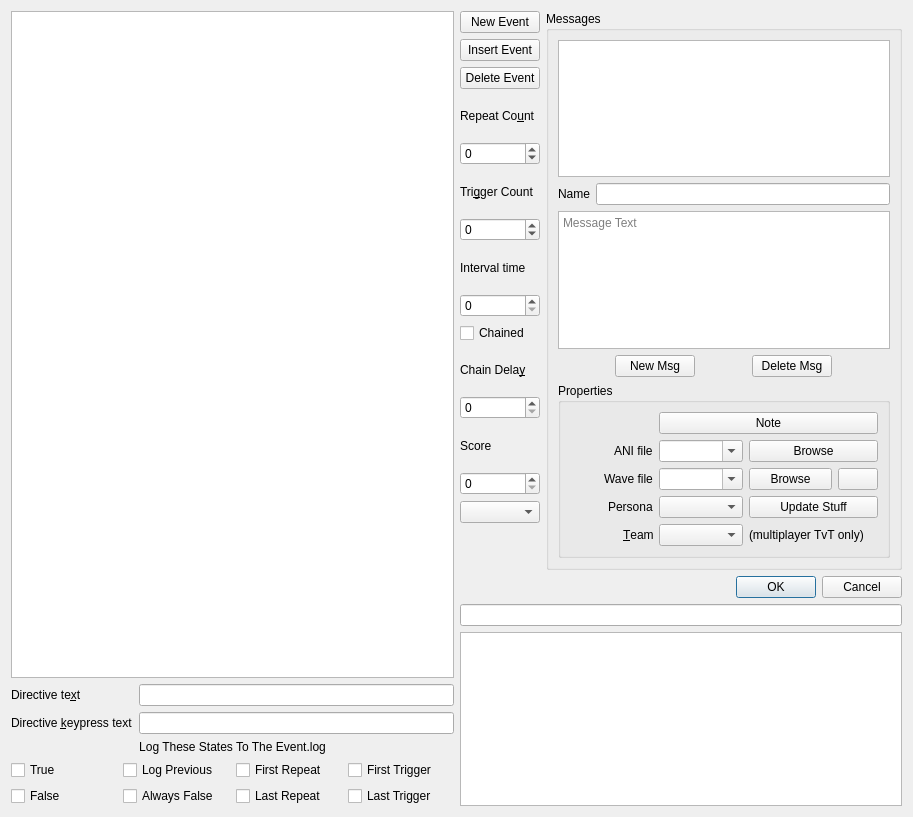
scp-fs2open/fs2open.github.com, file qtfred/ui/MissionEventsDialog.ui: the form before one commit.
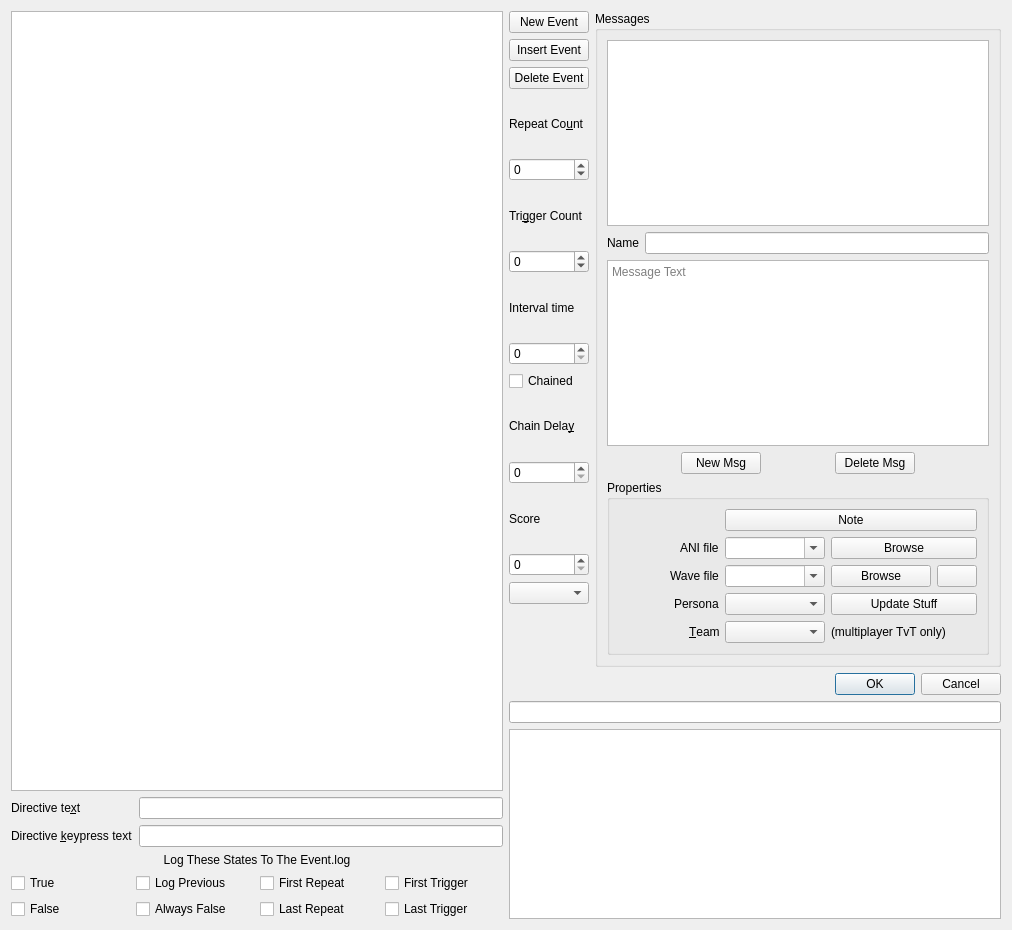
The form after the commit. Icons and pictures are not drawn. Custom widgets are drawn as their Qt base class.

What changed in the file:
```diff
--- a/qtfred/ui/MissionEventsDialog.ui
+++ b/qtfred/ui/MissionEventsDialog.ui
@@ -6,8 +6,8 @@
    <rect>
     <x>0</x>
     <y>0</y>
-    <width>913</width>
-    <height>817</height>
+    <width>1012</width>
+    <height>930</height>
    </rect>
   </property>
   <property name="windowTitle">
```
